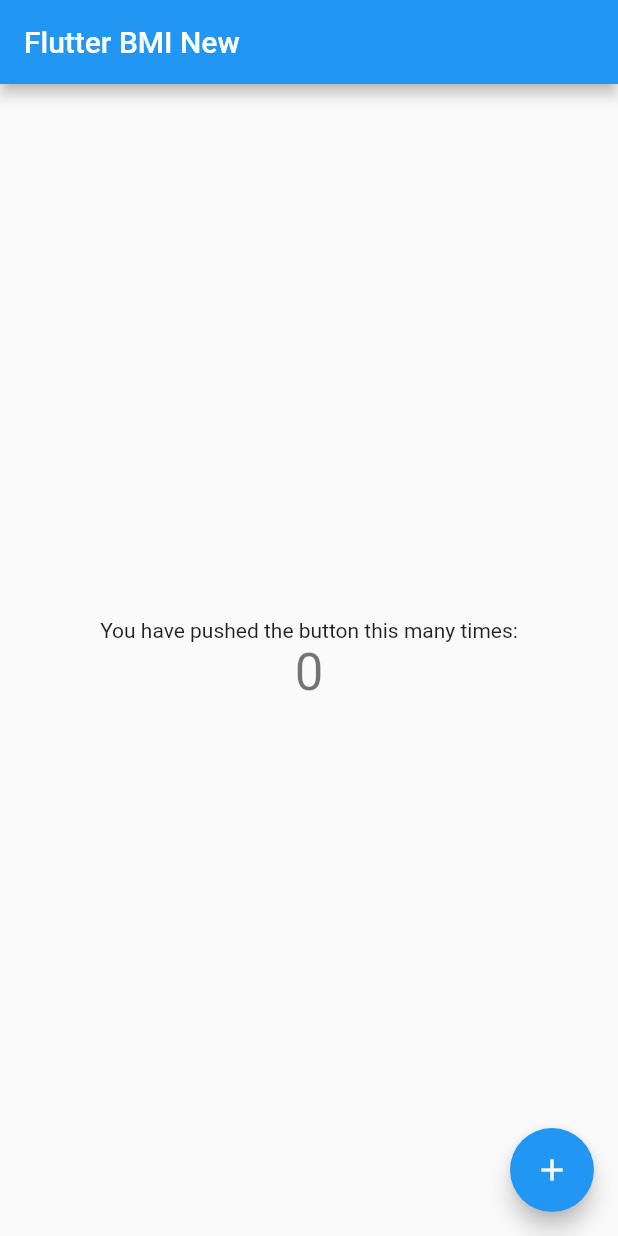
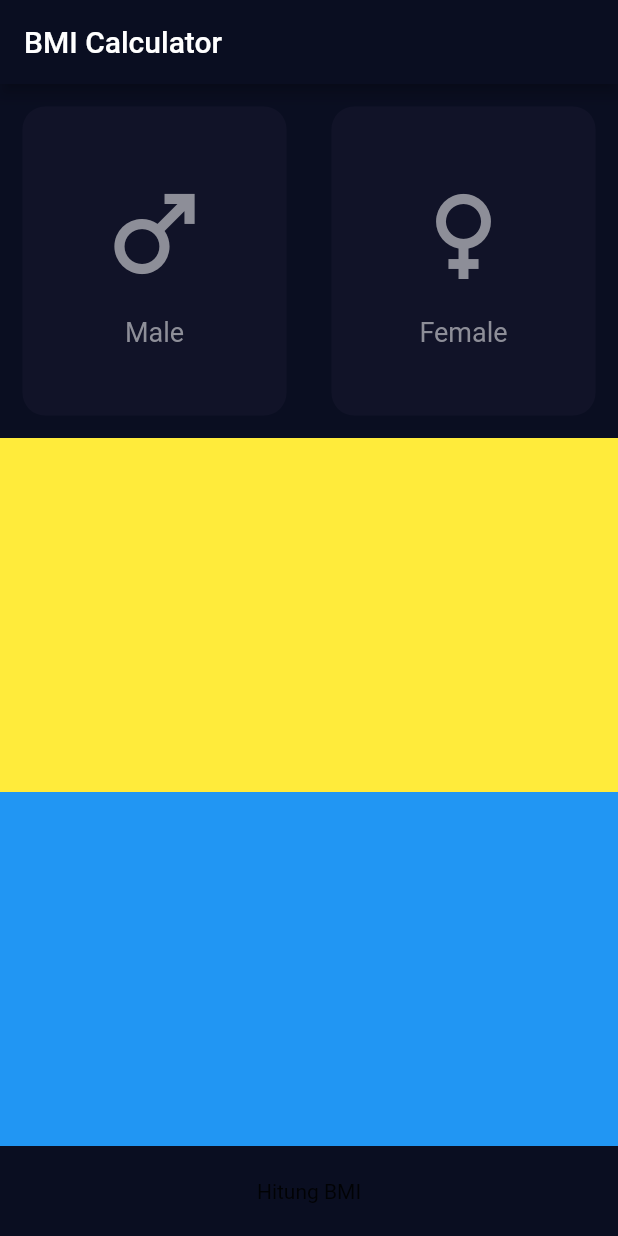
Before and after one commit to nanangkoesharwanto/test_bmi, a Flutter app: the screen it shows after launch, on a phone screen of 412 x 824 dp. Run offline on Flutter 3.47's test engine with Material 2 defaults, Android fonts, the phone set to English and light mode, and no system bars.

Commit message:
07-15-2022

```diff
--- /dev/null
+++ b/lib/constants/constant.dart
@@ -0,0 +1,4 @@
+import 'package:flutter/material.dart';
+
+Color primaryColor = const Color(0xff0a0e21);
+TextStyle? genderTextStyle = TextStyle(fontSize: 18, color: Color(0xff8d8e98));
--- a/lib/main.dart
+++ b/lib/main.dart
@@ -1,4 +1,7 @@
 import 'package:flutter/material.dart';
+import 'package:untitled2/views/bmi_data_screen.dart';
+
+import 'constants/constant.dart';
 
 void main() {
   runApp(const MyApp());
@@ -13,6 +16,9 @@ class MyApp extends StatelessWidget {
     return MaterialApp(
       title: 'Flutter BMI',
       theme: ThemeData(
+        primaryColor: primaryColor,
+        scaffoldBackgroundColor: primaryColor,
+        appBarTheme: AppBarTheme(backgroundColor: primaryColor),
         // This is the theme of your application.
         //
         // Try running your application with "flutter run". You'll see the
@@ -24,92 +30,7 @@ class MyApp extends StatelessWidget {
         // is not restarted.
         primarySwatch: Colors.blue,
       ),
-      home: const MyHomePage(title: 'Flutter BMI New'),
+      home: const BmiDataScreen(),
     );
   }
 }
-
-class MyHomePage extends StatefulWidget {
-  const MyHomePage({Key? key, required this.title}) : super(key: key);
-
-  // This widget is the home page of your application. It is stateful, meaning
-  // that it has a State object (defined below) that contains fields that affect
-  // how it looks.
-
-  // This class is the configuration for the state. It holds the values (in this
-  // case the title) provided by the parent (in this case the App widget) and
-  // used by the build method of the State. Fields in a Widget subclass are
-  // always marked "final".
-
-  final String title;
-
-  @override
-  State<MyHomePage> createState() => _MyHomePageState();
-}
-
-class _MyHomePageState extends State<MyHomePage> {
-  int _counter = 0;
-
-  void _incrementCounter() {
-    setState(() {
-      // This call to setState tells the Flutter framework that something has
-      // changed in this State, which causes it to rerun the build method below
-      // so that the display can reflect the updated values. If we changed
-      // _counter without calling setState(), then the build method would not be
-      // called again, and so nothing would appear to happen.
-      _counter++;
-    });
-  }
-
-  @override
-  Widget build(BuildContext context) {
-    // This method is rerun every time setState is called, for instance as done
-    // by the _incrementCounter method above.
-    //
-    // The Flutter framework has been optimized to make rerunning build methods
-    // fast, so that you can just rebuild anything that needs updating rather
-    // than having to individually change instances of widgets.
-    return Scaffold(
-      appBar: AppBar(
-        // Here we take the value from the MyHomePage object that was created by
-        // the App.build method, and use it to set our appbar title.
-        title: Text(widget.title),
-      ),
-      body: Center(
-        // Center is a layout widget. It takes a single child and positions it
-        // in the middle of the parent.
-        child: Column(
-          // Column is also a layout widget. It takes a list of children and
-          // arranges them vertically. By default, it sizes itself to fit its
-          // children horizontally, and tries to be as tall as its parent.
-          //
-          // Invoke "debug painting" (press "p" in the console, choose the
-          // "Toggle Debug Paint" action from the Flutter Inspector in Android
-          // Studio, or the "Toggle Debug Paint" command in Visual Studio Code)
-          // to see the wireframe for each widget.
-          //
-          // Column has various properties to control how it sizes itself and
-          // how it positions its children. Here we use mainAxisAlignment to
-          // center the children vertically; the main axis here is the vertical
-          // axis because Columns are vertical (the cross axis would be
-          // horizontal).
-          mainAxisAlignment: MainAxisAlignment.center,
-          children: <Widget>[
-            const Text(
-              'You have pushed the button this many times:',
-            ),
-            Text(
-              '$_counter',
-              style: Theme.of(context).textTheme.headline4,
-            ),
-          ],
-        ),
-      ),
-      floatingActionButton: FloatingActionButton(
-        onPressed: _incrementCounter,
-        tooltip: 'Increment',
-        child: const Icon(Icons.add),
-      ), // This trailing comma makes auto-formatting nicer for build methods.
-    );
-  }
-}
--- /dev/null
+++ b/lib/views/bmi_data_screen.dart
@@ -0,0 +1,123 @@
+import 'package:flutter/material.dart';
+import 'package:untitled2/views/bmi_result_screen.dart';
+
+import '../constants/constant.dart';
+// import 'package:flutter/src/foundation/key.dart';
+// import 'package:flutter/src/widgets/framework.dart';
+
+class BmiDataScreen extends StatefulWidget {
+  const BmiDataScreen({Key? key}) : super(key: key);
+
+  @override
+  State<BmiDataScreen> createState() => _BmiDataScreenState();
+}
+
+class _BmiDataScreenState extends State<BmiDataScreen> {
+  @override
+  Widget build(BuildContext context) {
+    return Scaffold(
+      backgroundColor: Color(0xff0a0e21),
+      appBar: AppBar(
+        title: Text('BMI Calculator'),
+      ),
+      body: Column(children: [
+        Expanded(
+          child: Row(
+            children: const [
+              Expanded(
+                  child: BmiCard(
+                child: GenderIconText(
+                  icon: Icons.male,
+                  title: 'Male',
+                ),
+              )),
+              Expanded(
+                child: BmiCard(
+                  child: GenderIconText(
+                    icon: Icons.female,
+                    title: 'Female',
+                  ),
+                ),
+              ),
+            ],
+          ),
+        ),
+        Expanded(
+            child: Container(
+          color: Colors.yellow,
+        )),
+        Expanded(
+            child: Container(
+          color: Colors.blue,
+        )),
+        GestureDetector(
+          onTap: () {
+            Navigator.of(context).push(
+              MaterialPageRoute(
+                builder: ((context) {
+                  return BmiResultScreen();
+                }),
+              ),
+            );
+          },
+          child: Container(
+            height: 60,
+            child: Center(
+              child: Text('Hitung BMI'),
+            ),
+          ),
+        ),
+      ]),
+    );
+  }
+}
+
+class BmiCard extends StatelessWidget {
+  const BmiCard({
+    Key? key,
+    this.child,
+  }) : super(key: key);
+
+  final Widget? child;
+
+  @override
+  Widget build(BuildContext context) {
+    return Container(
+      decoration: BoxDecoration(
+        color: Color(0xff111328),
+        borderRadius: BorderRadius.circular(15),
+      ),
+      margin: EdgeInsets.all(15),
+      child: child,
+    );
+  }
+}
+
+class GenderIconText extends StatelessWidget {
+  const GenderIconText({
+    Key? key,
+    required this.title,
+    required this.icon,
+  }) : super(key: key);
+
+  final String title;
+  final IconData icon;
+
+  @override
+  Widget build(BuildContext context) {
+    return Column(
+      mainAxisAlignment: MainAxisAlignment.center,
+      children: [
+        Icon(
+          icon,
+          size: 80,
+          color: Color(0xff8d8e98),
+        ),
+        const SizedBox(
+          height: 15,
+        ),
+        Text(title, style: genderTextStyle),
+      ],
+    );
+  }
+}
--- /dev/null
+++ b/lib/views/bmi_result_screen.dart
@@ -0,0 +1,16 @@
+// import 'package:flutter/src/foundation/key.dart';
+// import 'package:flutter/src/widgets/framework.dart';
+import 'package:flutter/material.dart';
+
+class BmiResultScreen extends StatelessWidget {
+  const BmiResultScreen({Key? key}) : super(key: key);
+
+  @override
+  Widget build(BuildContext context) {
+    return Scaffold(
+      appBar: AppBar(
+        title: Text('Hasil Hitung BMI'),
+      ),
+    );
+  }
+}
```
